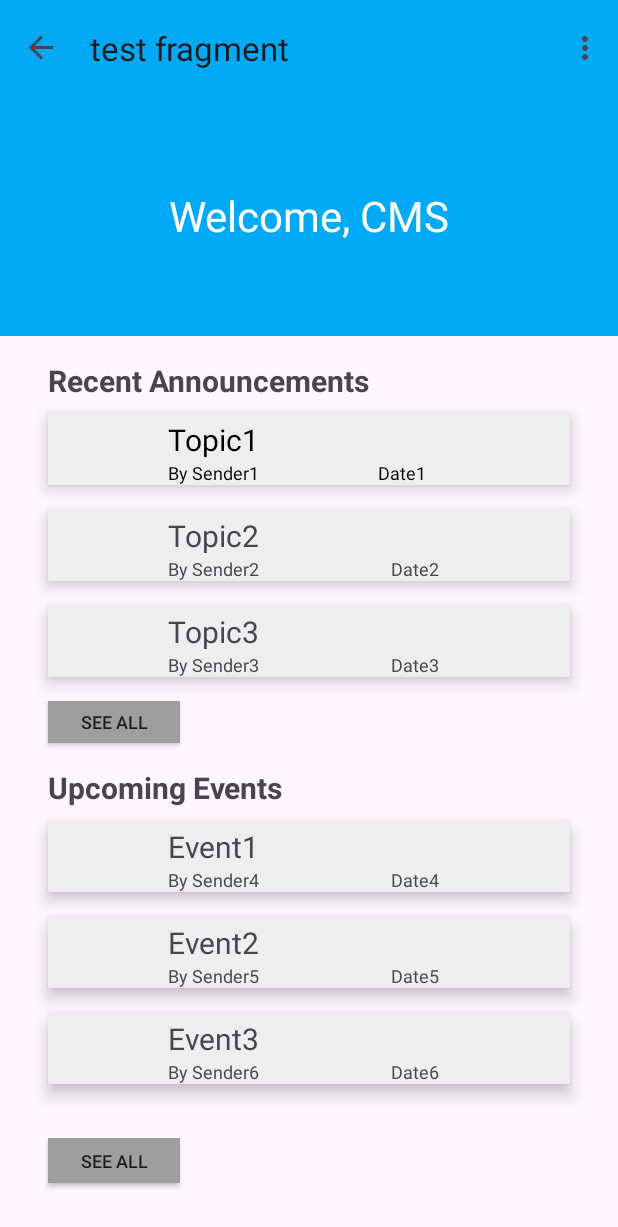
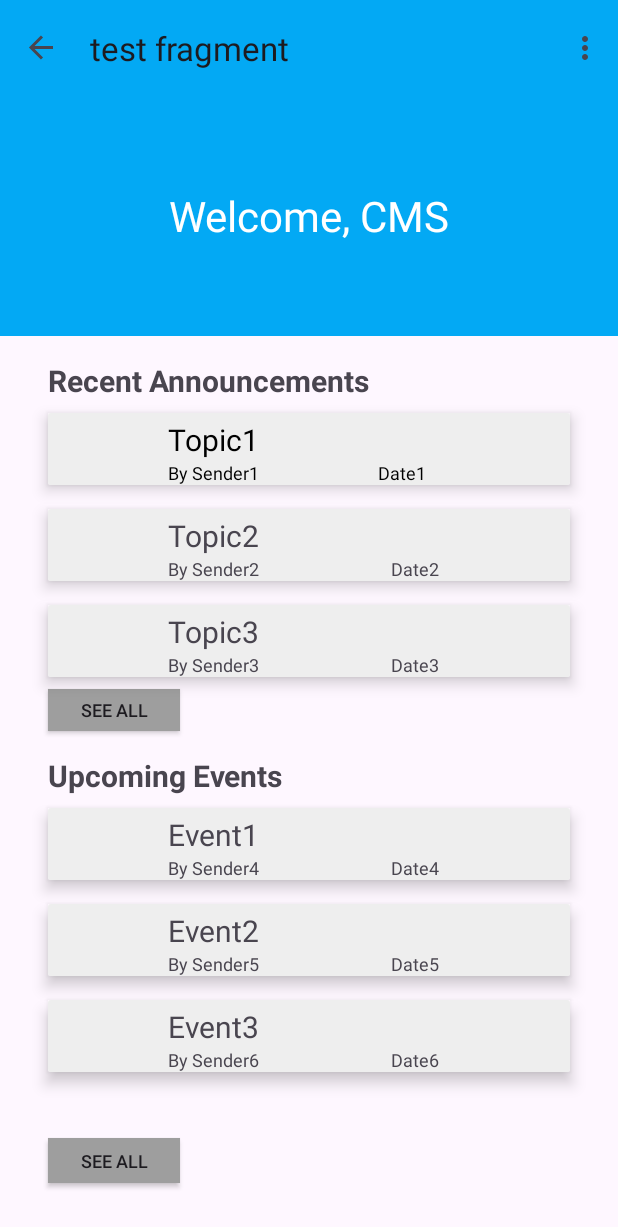
Before and after one commit to kevin-lann/B07group13, an Android app: the StudentDashboardFragment screen opened through its navigation route, on a phone screen of 412 x 824 dp. Shown: the top 1227 px of the screen. Run offline under Robolectric (Android 15) with nearby library versions, the phone set to English and light mode, and no system bars; our stand-ins replace Firebase (no records; nobody signed in at launch, a user with empty details on screens opened directly), navigation-ui.

Commit message:
Update student_dashboard_fragment.xml

```diff
--- a/app/src/main/res/layout/student_dashboard_fragment.xml
+++ b/app/src/main/res/layout/student_dashboard_fragment.xml
@@ -48,7 +48,7 @@
         android:layout_width="wrap_content"
         android:layout_height="28dp"
         android:layout_marginStart="32dp"
-        android:layout_marginTop="16dp"
+        android:layout_marginTop="8dp"
         android:background="#9E9E9E"
         android:text="@string/see_all"
         android:textSize="12sp"
@@ -60,6 +60,7 @@
         android:layout_width="wrap_content"
         android:layout_height="30dp"
         android:layout_marginStart="32dp"
+        android:layout_marginTop="8dp"
         android:background="#9E9E9E"
         android:text="@string/see_all"
         android:textSize="12sp"
```
